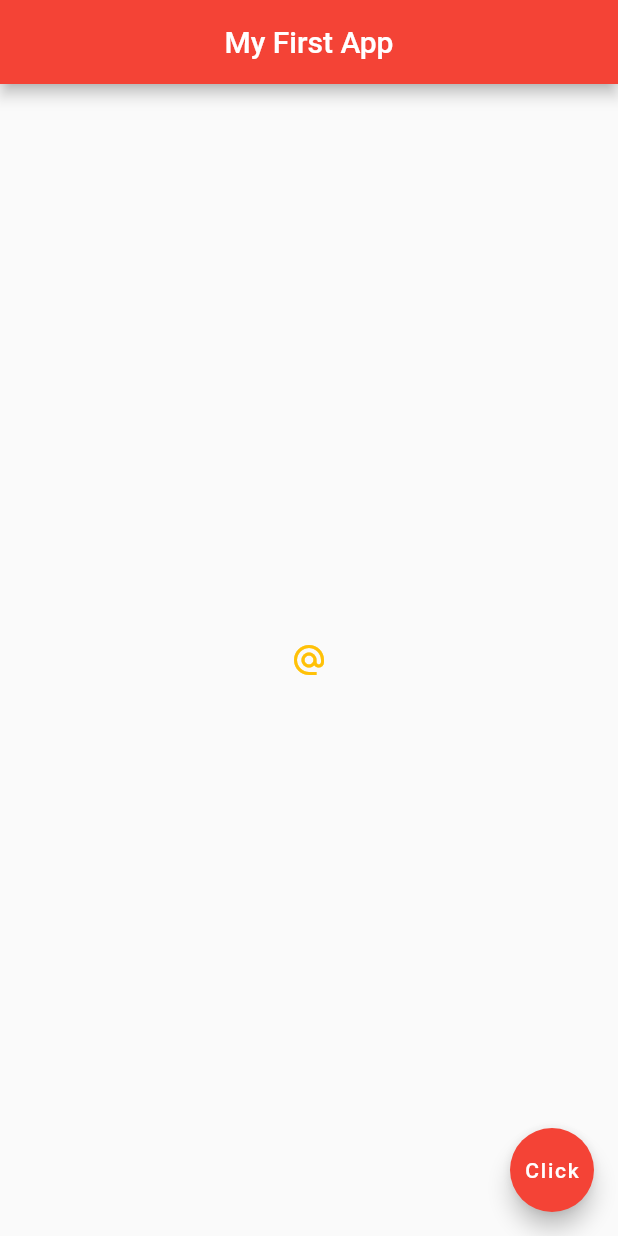
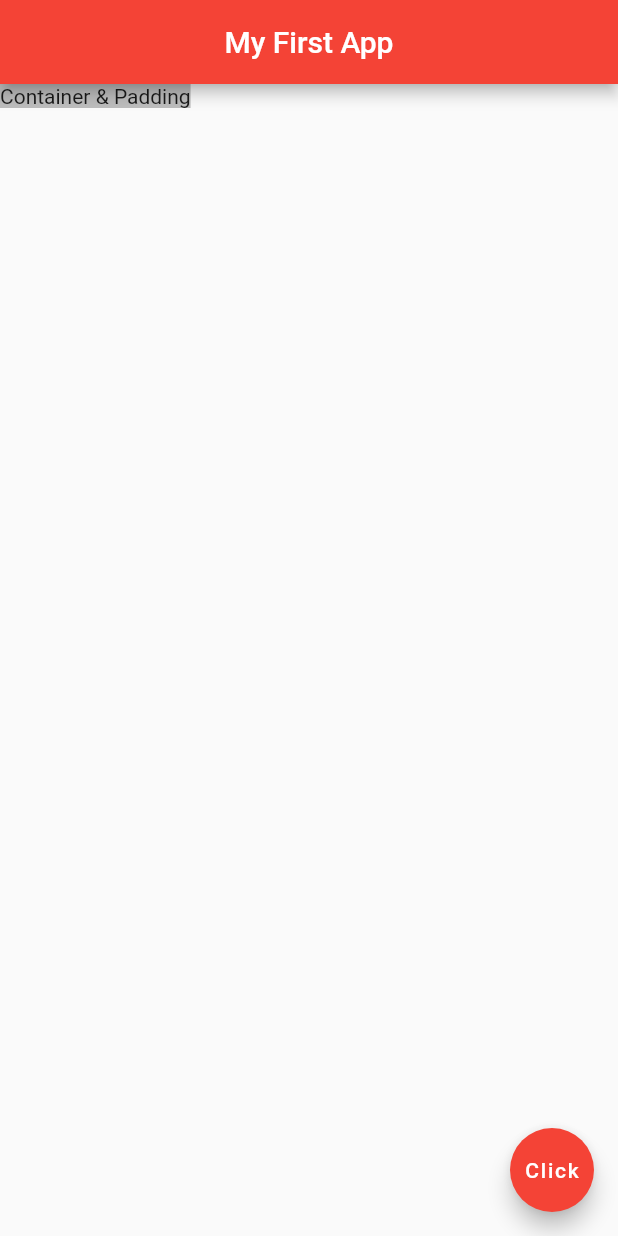
Before and after one commit to Monjur-Alam/Flutter-Beginner, a Flutter app: the screen it shows after launch, on a phone screen of 412 x 824 dp. Run offline on Flutter 3.47's test engine with Material 2 defaults, Android fonts, the phone set to English and light mode, and no system bars.

Commit message:
Containers & Padding 1/2

```diff
--- a/lib/main.dart
+++ b/lib/main.dart
@@ -11,36 +11,10 @@ class Home extends StatelessWidget {
         centerTitle: true,
         backgroundColor: Colors.red[500],
       ),
-      body: Center(
-          child: IconButton(
-            onPressed: () {
-              print('you clicked me');
-            },
-            icon: Icon(Icons.alternate_email),
-            color: Colors.amber,
-          )
-
-          // RaisedButton.icon(
-          //   onPressed: () {},
-          //   icon: Icon(Icons.mail),
-          //   label: Text('mail me'),
-          //   color: Colors.amber,
-          // ),
-
-          // RaisedButton(
-          //   onPressed: () {
-          //     print('you clicked me');
-          //   },
-          //   child: Text('Click Me'),
-          //   color: Colors.blue,
-          // ),
-
-          // Icon(
-          //   Icons.account_circle_outlined,
-          //   color: Colors.amber,
-          //   size: 100.0,
-          // ),
-          ),
+      body: Container(
+        color: Colors.grey[400],
+        child: Text('Container & Padding'),
+      ),
       floatingActionButton: FloatingActionButton(
         onPressed: () {},
         child: Text('Click'),
```
